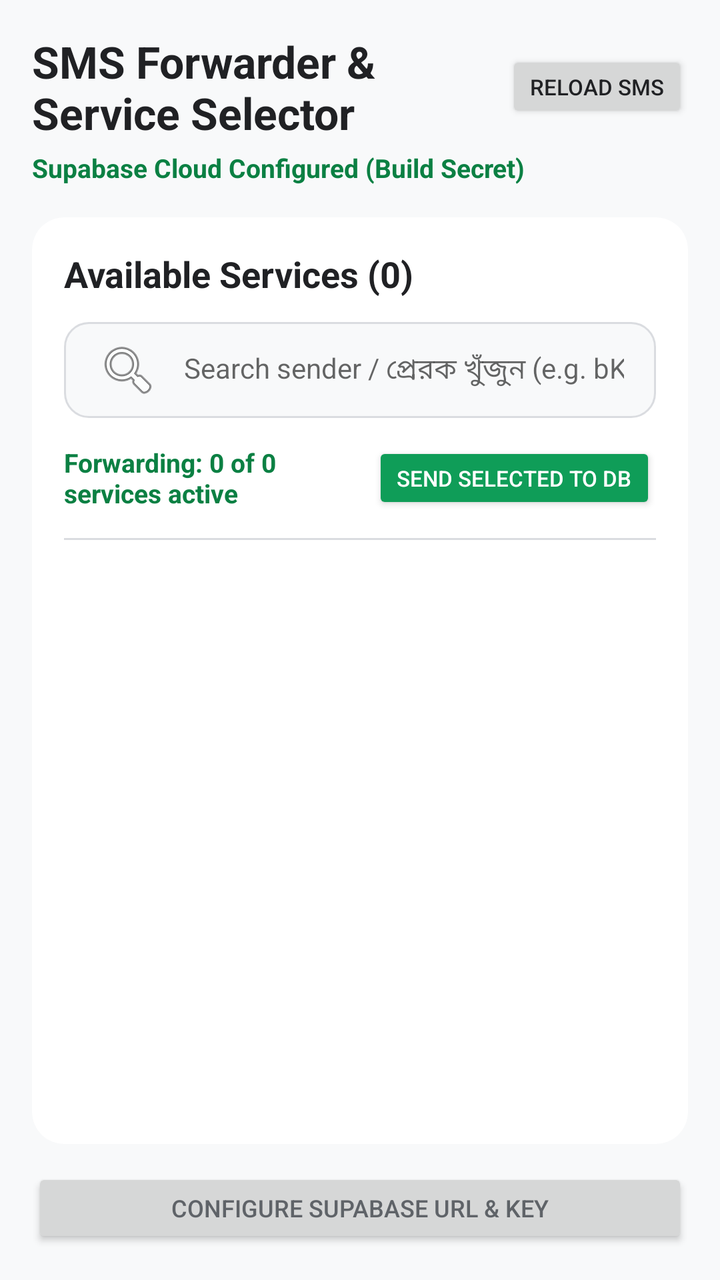
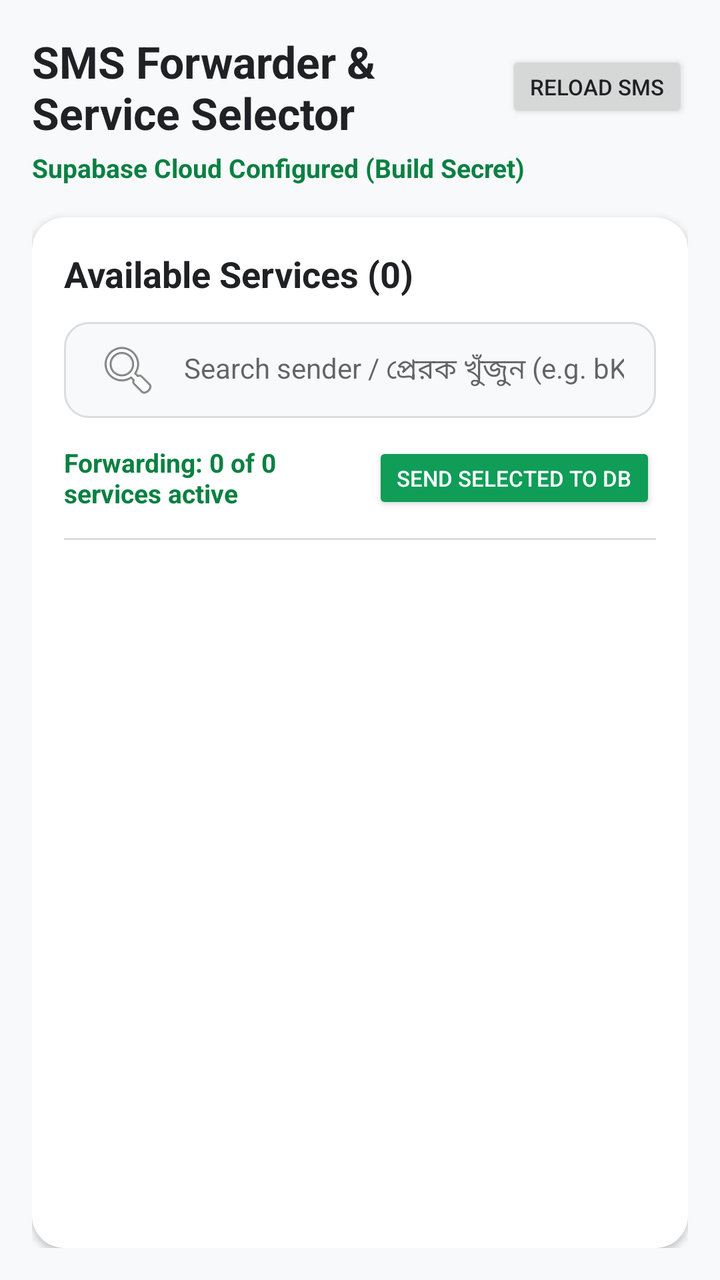

Compare the two renders of this Android layout. The source of the first and the diff that turns it into the second are given below.
<!-- AndroidManifest.xml: application theme Theme.AppCompat.Light.DarkActionBar -->
<!-- res/layout/activity_main.xml -->
<?xml version="1.0" encoding="utf-8"?>
<LinearLayout xmlns:android="http://schemas.android.com/apk/res/android"
    xmlns:app="http://schemas.android.com/apk/res-auto"
    android:layout_width="match_parent"
    android:layout_height="match_parent"
    android:orientation="vertical"
    android:background="@color/background_light"
    android:padding="16dp">

    
    <LinearLayout
        android:layout_width="match_parent"
        android:layout_height="wrap_content"
        android:orientation="horizontal"
        android:gravity="center_vertical"
        android:layout_marginBottom="4dp">

        <TextView
            android:layout_width="0dp"
            android:layout_height="wrap_content"
            android:layout_weight="1"
            android:text="SMS Forwarder &amp; Service Selector"
            android:textSize="22sp"
            android:textStyle="bold"
            android:textColor="@color/text_primary" />

        <Button
            android:id="@+id/btnReload"
            style="?attr/materialButtonOutlinedStyle"
            android:layout_width="wrap_content"
            android:layout_height="wrap_content"
            android:text="RELOAD SMS"
            android:textSize="11sp"
            android:textColor="@color/text_primary"
            android:insetTop="0dp"
            android:insetBottom="0dp"
            android:minHeight="36dp" />

    </LinearLayout>

    <TextView
        android:layout_width="match_parent"
        android:layout_height="wrap_content"
        android:text="Supabase Cloud Configured (Build Secret)"
        android:textSize="13sp"
        android:textStyle="bold"
        android:textColor="@color/primary_green_dark"
        android:layout_marginBottom="16dp" />

    
    <androidx.cardview.widget.CardView
        android:layout_width="match_parent"
        android:layout_height="0dp"
        android:layout_weight="1"
        app:cardCornerRadius="16dp"
        app:cardElevation="2dp"
        app:cardBackgroundColor="@color/card_background"
        app:contentPadding="16dp">

        <LinearLayout
            android:layout_width="match_parent"
            android:layout_height="match_parent"
            android:orientation="vertical">

            <TextView
                android:id="@+id/tvAvailableServices"
                android:layout_width="match_parent"
                android:layout_height="wrap_content"
                android:text="Available Services (0)"
                android:textSize="18sp"
                android:textStyle="bold"
                android:textColor="@color/text_primary"
                android:layout_marginBottom="12dp" />

            
            <EditText
                android:id="@+id/etSearch"
                android:layout_width="match_parent"
                android:layout_height="48dp"
                android:background="@drawable/bg_search"
                android:drawableStart="@android:drawable/ic_menu_search"
                android:drawablePadding="12dp"
                android:hint="Search sender / প্রেরক খুঁজুন (e.g. bKash, NAG...)"
                android:textSize="14sp"
                android:paddingHorizontal="16dp"
                android:inputType="text"
                android:layout_marginBottom="12dp" />

            
            <LinearLayout
                android:layout_width="match_parent"
                android:layout_height="wrap_content"
                android:orientation="horizontal"
                android:gravity="center_vertical"
                android:layout_marginBottom="12dp">

                <TextView
                    android:id="@+id/tvActiveForwarding"
                    android:layout_width="0dp"
                    android:layout_height="wrap_content"
                    android:layout_weight="1"
                    android:text="Forwarding: 0 of 0 services active"
                    android:textSize="13sp"
                    android:textStyle="bold"
                    android:textColor="@color/primary_green_dark" />

                <Button
                    android:id="@+id/btnSendSelected"
                    android:layout_width="wrap_content"
                    android:layout_height="wrap_content"
                    android:text="SEND SELECTED TO DB"
                    android:textSize="11sp"
                    android:backgroundTint="@color/primary_green"
                    android:textColor="@android:color/white"
                    android:minHeight="36dp"
                    android:insetTop="0dp"
                    android:insetBottom="0dp" />

            </LinearLayout>

            <View
                android:layout_width="match_parent"
                android:layout_height="1dp"
                android:background="@color/divider_color"
                android:layout_marginBottom="12dp" />

            
            <androidx.recyclerview.widget.RecyclerView
                android:id="@+id/recyclerViewSenders"
                android:layout_width="match_parent"
                android:layout_height="0dp"
                android:layout_weight="1"
                android:clipToPadding="false" />

        </LinearLayout>

    </androidx.cardview.widget.CardView>

    
    <Button
        android:id="@+id/btnSettings"
        style="?attr/materialButtonOutlinedStyle"
        android:layout_width="match_parent"
        android:layout_height="wrap_content"
        android:text="Configure Supabase URL &amp; Key"
        android:textSize="12sp"
        android:textColor="@color/text_secondary"
        android:layout_marginTop="12dp"
        android:minHeight="40dp" />

</LinearLayout>
<!-- resources referenced by this layout -->
<resources>
  <color name="background_light">#F8F9FA</color>
  <color name="card_background">#FFFFFF</color>
  <color name="divider_color">#DADCE0</color>
  <color name="primary_green">#0F9D58</color>
  <color name="primary_green_dark">#0B8043</color>
  <color name="text_primary">#202124</color>
  <color name="text_secondary">#5F6368</color>
  <!-- drawable bg_search (drawable) -->
  <?xml version="1.0" encoding="utf-8"?>
  <shape xmlns:android="http://schemas.android.com/apk/res/android"
      android:shape="rectangle">
      <solid android:color="@color/background_light" />
      <stroke android:width="1dp" android:color="@color/divider_color" />
      <corners android:radius="12dp" />
  </shape>
</resources>

<!-- the commit's change to res/layout/activity_main.xml (unified diff, before → after) -->
@@ -136,16 +136,4 @@
 
     </androidx.cardview.widget.CardView>
 
-    
-    <Button
-        android:id="@+id/btnSettings"
-        style="?attr/materialButtonOutlinedStyle"
-        android:layout_width="match_parent"
-        android:layout_height="wrap_content"
-        android:text="Configure Supabase URL &amp; Key"
-        android:textSize="12sp"
-        android:textColor="@color/text_secondary"
-        android:layout_marginTop="12dp"
-        android:minHeight="40dp" />
-
 </LinearLayout>
<!-- resource entries referenced after the edit -->
@@ -6,7 +6,6 @@
   <color name="primary_green">#0F9D58</color>
   <color name="primary_green_dark">#0B8043</color>
   <color name="text_primary">#202124</color>
-  <color name="text_secondary">#5F6368</color>
   <!-- drawable bg_search (drawable) -->
   <?xml version="1.0" encoding="utf-8"?>
   <shape xmlns:android="http://schemas.android.com/apk/res/android"
